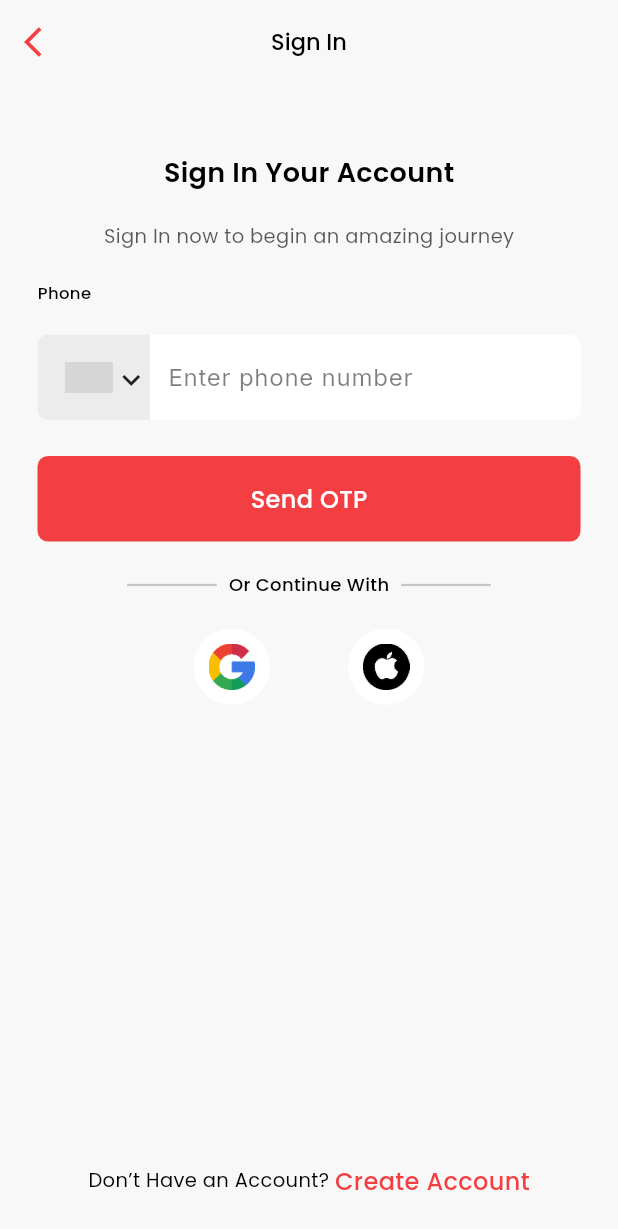
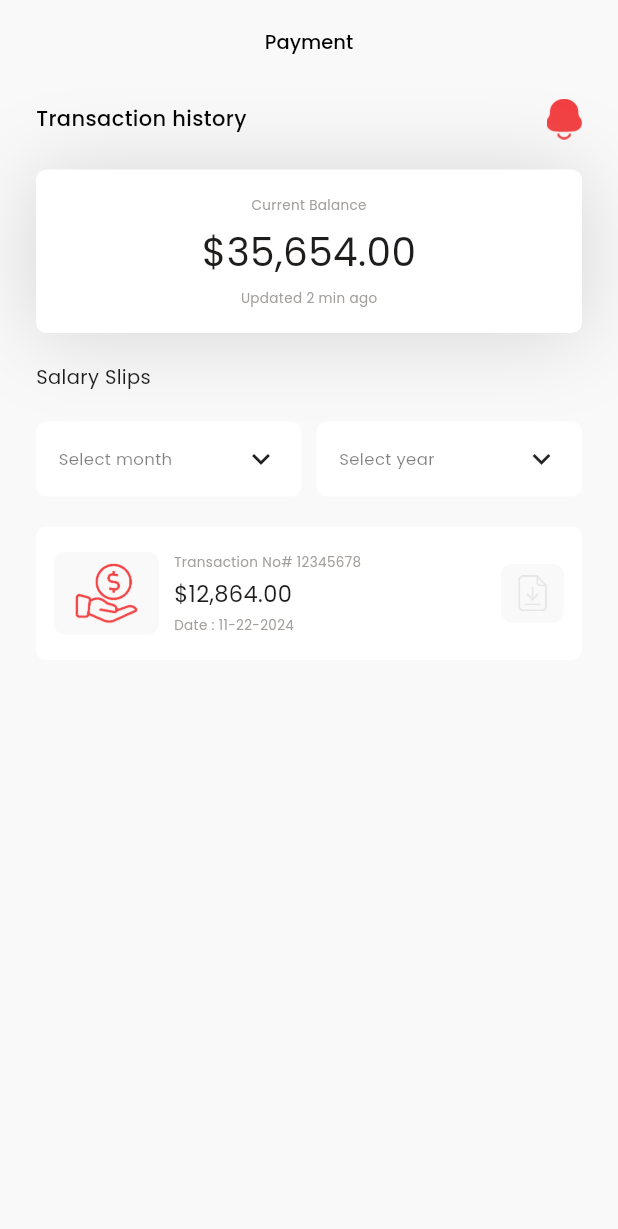
Before and after one commit to Mr-Corporation/DeliveryGroceryApp, a Flutter app: the SignInView screen opened directly, after a tap on "Send OTP", on a phone screen of 412 x 824 dp. Shown: the top 1229 px of the screen. Run offline on Flutter 3.47's test engine with Material 3 defaults, Android fonts, the phone set to English and light mode, and no system bars; our stand-ins replace country_picker, flutter_svg, gap, get, google_fonts, image_picker and 3 more; grey boxes are pictures that could not be loaded.

Commit message:
payment page

```diff
--- /dev/null
+++ b/lib/constant_widget/base_view.dart
@@ -0,0 +1,36 @@
+import 'package:deliverygorceryapp/utils/app_colors/app_colors.dart';
+import 'package:deliverygorceryapp/utils/app_text/app_text.dart';
+import 'package:flutter/material.dart';
+
+class BaseView extends StatefulWidget {
+  String appBarText;
+  Widget child;
+  BaseView({
+    super.key,
+    required this.appBarText,
+    required this.child});
+
+  @override
+  State<BaseView> createState() => _BaseViewState();
+}
+
+class _BaseViewState extends State<BaseView> {
+  @override
+  Widget build(BuildContext context) {
+    return Scaffold(
+      backgroundColor: Color(0xffF9F9F9),
+      appBar: AppBar(
+          backgroundColor: Color(0xffF9F9F9),
+          scrolledUnderElevation: 0,
+          title: AppText(
+            title: widget.appBarText,
+            size: 13,
+            fontWeight: FontWeight.w500,
+            color: AppColors.black,
+          ),
+          centerTitle: true,
+          automaticallyImplyLeading: false),
+      body: widget.child,
+    );
+  }
+}
--- /dev/null
+++ b/lib/delivery_app/payment/payment.dart
@@ -0,0 +1,178 @@
+import 'package:deliverygorceryapp/constant_widget/base_view.dart';
+import 'package:deliverygorceryapp/constant_widget/popup_menu.dart';
+import 'package:deliverygorceryapp/utils/app_colors/app_colors.dart';
+import 'package:deliverygorceryapp/utils/app_text/app_text.dart';
+import 'package:deliverygorceryapp/utils/dimen.dart';
+import 'package:flutter/material.dart';
+
+class PaymentView extends StatefulWidget {
+  const PaymentView({super.key});
+
+  @override
+  State<PaymentView> createState() => _PaymentViewState();
+}
+
+class _PaymentViewState extends State<PaymentView> {
+  TextEditingController tcSelectMonth = TextEditingController();
+  TextEditingController tcSelectYear = TextEditingController();
+  @override
+  Widget build(BuildContext context) {
+    return BaseView(
+        appBarText: "Payment",
+        child: Padding(
+          padding: EdgeInsets.symmetric(horizontal: 24, vertical: 10),
+          child: Column(
+            children: [
+              Row(
+                children: [
+                  AppText(
+                    title: "Transaction history",
+                    size: 14,
+                    fontWeight: FontWeight.w500,
+                    color: AppColors.black,
+                  ),
+                  Spacer(),
+                  Image.asset('assets/images/bellIcon.png', scale: 3),
+                ],
+              ),
+              VSpace(MarginConst.m20),
+              Container(
+                height: 109,
+                width: double.infinity,
+                decoration: BoxDecoration(
+                    color: AppColors.white_color,
+                    boxShadow: [
+                      BoxShadow(
+                        color: Colors.grey.withOpacity(0.4), // Shadow color
+                        offset: Offset(0, 2), // Shadow offset
+                        blurRadius: 48, // Shadow blur radius
+                      ),
+                    ],
+                    borderRadius: BorderRadius.circular(7)),
+                child: Padding(
+                  padding: EdgeInsets.all(17.0),
+                  child: Column(
+                    children: [
+                      AppText(
+                        title: "Current Balance",
+                        size: 9,
+                        fontWeight: FontWeight.w400,
+                        color: Color(0xffA29E9B),
+                      ),
+                      Spacer(),
+                      AppText(
+                        title: "\$35,654.00",
+                        size: 26,
+                        fontWeight: FontWeight.w400,
+                        color: Color(0xff1F1D1C),
+                      ),
+                      Spacer(),
+                      AppText(
+                        title: "Updated 2 min ago",
+                        size: 9,
+                        fontWeight: FontWeight.w400,
+                        color: Color(0xffA29E9B),
+                      ),
+                    ],
+                  ),
+                ),
+              ),
+              VSpace(MarginConst.m20),
+              Row(
+                children: [
+                  AppText(
+                    title: "Salary Slips",
+                    size: 13,
+                    fontWeight: FontWeight.w400,
+                    color: Color(0xff1F1D1C),
+                  ),
+                ],
+              ),
+              VSpace(MarginConst.m20),
+              Row(
+                children: [
+                  Expanded(
+                    child: ProvinceView(
+                        controller: tcSelectMonth,
+                        list: ['pan card', 'aadhar card', 'voter card'],
+                        emptyText: "Select month"),
+                  ),
+                  HSpace(MarginConst.m10),
+                  Expanded(
+                    child: ProvinceView(
+                        controller: tcSelectYear,
+                        list: ['pan card', 'aadhar card', 'voter card'],
+                        emptyText: "Select year"),
+                  ),
+                ],
+              ),
+              VSpace(MarginConst.m20),
+              Container(
+                height: 89,
+                width: double.infinity,
+                decoration: BoxDecoration(
+                    color: AppColors.white_color,
+                    borderRadius: BorderRadius.circular(7)),
+                child: Padding(
+                  padding: EdgeInsets.symmetric(horizontal: 12.0, vertical: 17),
+                  child: Row(
+                    children: [
+                      Container(
+                        height: double.infinity,
+                        width: 70,
+                        decoration: BoxDecoration(
+                            borderRadius: BorderRadius.circular(7),
+                            color: Color(0xffF9F9F9),
+                            image: DecorationImage(
+                                image:
+                                    AssetImage('assets/images/handmoney.png'),
+                                scale: 3)),
+                      ),
+                      HSpace(MarginConst.m10),
+                      Column(
+                        mainAxisAlignment: MainAxisAlignment.start,
+                        crossAxisAlignment: CrossAxisAlignment.start,
+                        children: [
+                          AppText(
+                            title: "Transaction No# 12345678",
+                            size: 9,
+                            fontWeight: FontWeight.w400,
+                            color: Color(0xffA29E9B),
+                          ),
+                          Spacer(),
+                          AppText(
+                            title: "\$12,864.00",
+                            size: 15,
+                            fontWeight: FontWeight.w400,
+                            color: Color(0xff1F1D1C),
+                          ),
+                          Spacer(),
+                          AppText(
+                            title: "Date : 11-22-2024",
+                            size: 9,
+                            fontWeight: FontWeight.w400,
+                            color: Color(0xffA29E9B),
+                          ),
+                        ],
+                      ),
+                      Spacer(),
+                      Container(
+                        height: 39,
+                        width: 42,
+                        decoration: BoxDecoration(
+                            borderRadius: BorderRadius.circular(7),
+                            color: Color(0xffF9F9F9),
+                            image: DecorationImage(
+                                image: AssetImage(
+                                    'assets/images/downloadfile.png'),
+                                scale: 3)),
+                      ),
+                    ],
+                  ),
+                ),
+              ),
+            ],
+          ),
+        ));
+  }
+}
--- a/lib/delivery_app/sign_in/sign_in.dart
+++ b/lib/delivery_app/sign_in/sign_in.dart
@@ -1,9 +1,11 @@
 import 'package:country_picker/country_picker.dart';
+import 'package:deliverygorceryapp/delivery_app/payment/payment.dart';
 import 'package:deliverygorceryapp/utils/app_button/app_button.dart';
 import 'package:deliverygorceryapp/utils/app_colors/app_colors.dart';
 import 'package:deliverygorceryapp/utils/app_text/app_text.dart';
 import 'package:deliverygorceryapp/utils/dimen.dart';
 import 'package:flutter/material.dart';
+import 'package:get/get.dart';
 
 class SignInView extends StatefulWidget {
   const SignInView({super.key});
@@ -176,7 +178,7 @@ class _SignInViewState extends State<SignInView> {
                 buttonColor: AppColors.primary_color,
                 textColor: Colors.white,
                 onTap: () {
-                  //  Get.to(SignInView());
+                  Get.to(PaymentView());
                 }),
             VSpace(MarginConst.m20),
             Row(
--- a/lib/delivery_app/sign_up/verification_complete.dart
+++ b/lib/delivery_app/sign_up/verification_complete.dart
@@ -18,7 +18,7 @@ class _VerificationSuccessfulState extends State<VerificationSuccessful> {
   void initState() {
     // TODO: implement initState
     super.initState();
-    Timer.periodic(Duration(seconds: 10), (timer) {
+    Timer.periodic(Duration(seconds: 3), (timer) {
       Navigator.pushReplacement(context, MaterialPageRoute(
         builder: (context) {
           return SignInView();
```
Also changed, not shown: assets/images/bellIcon.png (added), assets/images/downloadfile.png (added), assets/images/handmoney.png (added).
